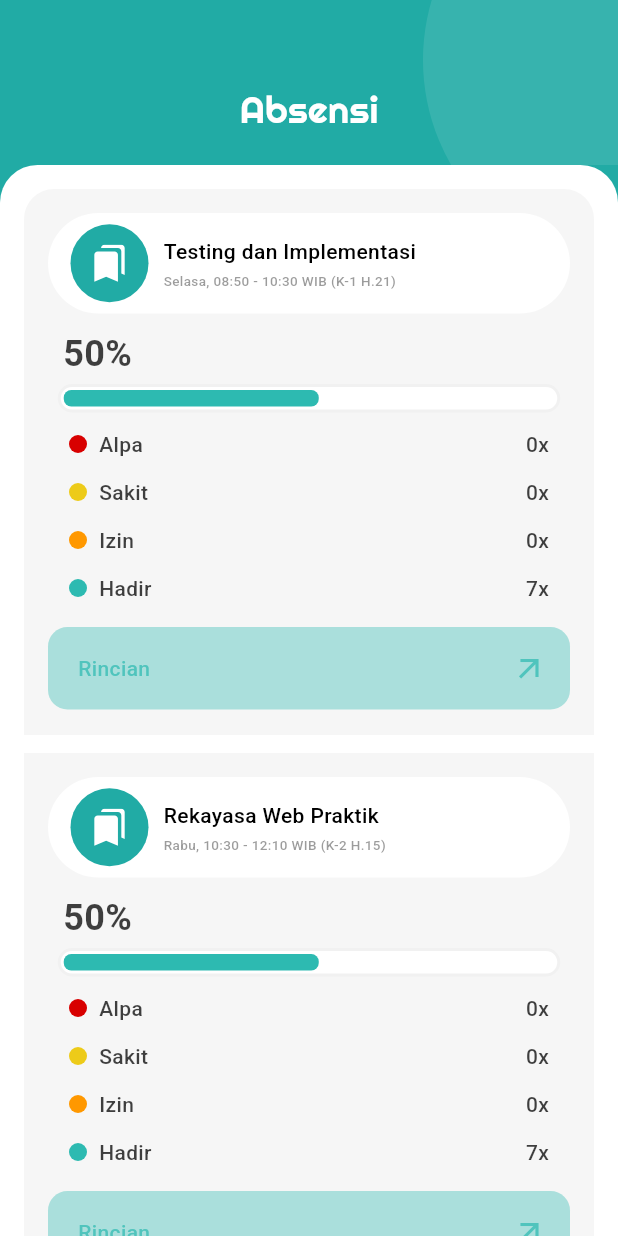
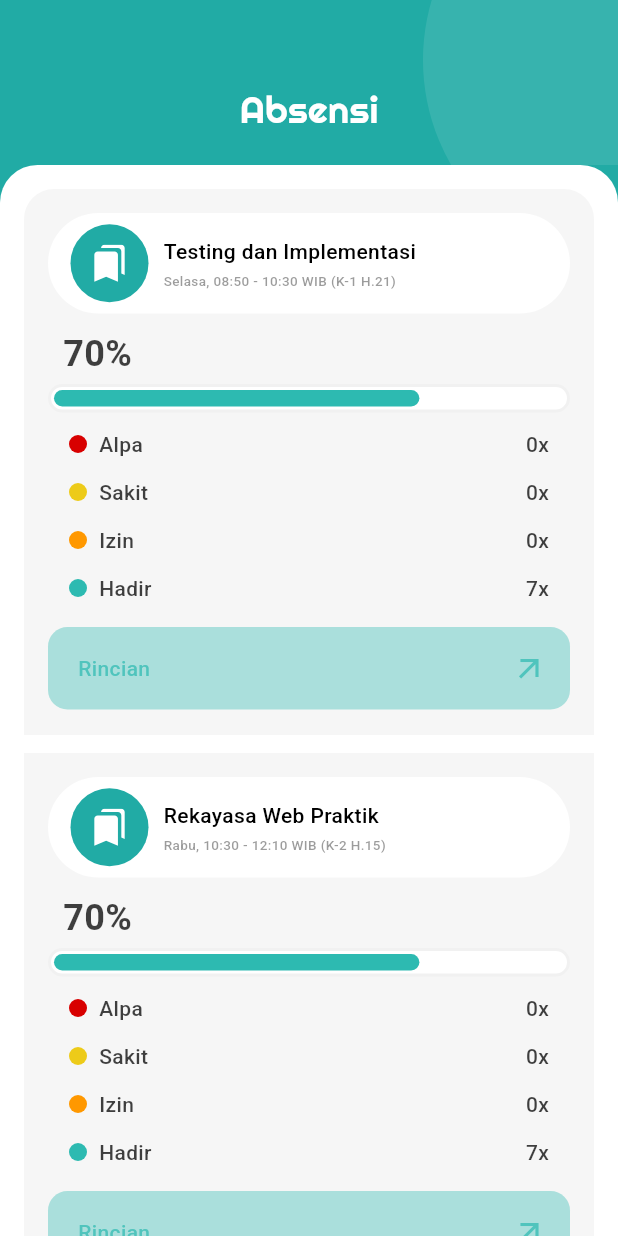
Before and after one commit to barengs/adit-mobile-flutter, a Flutter app: the Absensi screen opened directly, on a phone screen of 412 x 824 dp. Run offline on Flutter 3.47's test engine with Material 3 defaults, Android fonts, the phone set to English and light mode, and no system bars; our stand-ins replace flutter_svg; network calls fail.

Commit message:
UPDATE : Menambahkan progress bar dinamis dengan animasi transisi lebar sesuai presentase.

```diff
--- a/lib/absensi/absensi.dart
+++ b/lib/absensi/absensi.dart
@@ -45,6 +45,7 @@ class _AbsensiState extends State<Absensi> {
                     isRounded: index == 0,
                     mataKuliah: absensiData[index]['title']!,
                     waktu: absensiData[index]['detail']!,
+                    presentase: 70,
                   );
                 },
               ),
--- a/lib/widgets/absensi_card.dart
+++ b/lib/widgets/absensi_card.dart
@@ -7,11 +7,15 @@ class AbsensiCard extends StatelessWidget {
   final String mataKuliah;
   final String waktu;
 
+  // Tambahkan parameter presentase (0-100)
+  final double presentase;
+
   const AbsensiCard({
     super.key,
     required this.isRounded,
     required this.mataKuliah,
     required this.waktu,
+    required this.presentase,
   });
 
   @override
@@ -71,7 +75,7 @@ class AbsensiCard extends StatelessWidget {
                   children: [
                     Text(
                       mataKuliah,
-                      style: TextStyle(
+                      style: const TextStyle(
                         fontFamily: 'Roboto',
                         fontSize: 14,
                         fontWeight: FontWeight.w500,
@@ -81,7 +85,7 @@ class AbsensiCard extends StatelessWidget {
                     const SizedBox(width: 10, height: 3),
                     Text(
                       waktu,
-                      style: TextStyle(
+                      style: const TextStyle(
                         fontFamily: 'Roboto',
                         fontSize: 9,
                         fontWeight: FontWeight.w500,
@@ -101,8 +105,8 @@ class AbsensiCard extends StatelessWidget {
             child: Align(
               alignment: Alignment.centerLeft,
               child: Text(
-                '50%',
-                style: TextStyle(
+                '${presentase.toInt()}%',
+                style: const TextStyle(
                   fontFamily: 'Roboto',
                   fontWeight: FontWeight.w700,
                   fontSize: 24,
@@ -115,33 +119,41 @@ class AbsensiCard extends StatelessWidget {
           const SizedBox(height: 3),
 
           //* Progress Bar
-          Stack(
+          LayoutBuilder(
+            builder: (context, constraints) {
+              final maxWidth = constraints.maxWidth;
+              final fillWidth = maxWidth * (presentase / 100);
+
+              return Stack(
                 children: [
                   Container(
-                width: 335,
+                    width: maxWidth,
                     height: 19,
                     decoration: BoxDecoration(
                       color: Colors.white,
                       borderRadius: BorderRadius.circular(10),
                       border: Border.all(
-                    color: Color.fromRGBO(241, 241, 241, 1.0),
+                        color: const Color.fromRGBO(241, 241, 241, 1.0),
                         width: 2,
                       ),
                     ),
                   ),
-              Positioned(
-                left: 4,
-                top: 4,
-                child: Container(
-                  width: 170,
+                  Padding(
+                    padding: const EdgeInsets.symmetric(horizontal: 4.0),
+                    child: AnimatedContainer(
+                      duration: const Duration(milliseconds: 300),
+                      width: fillWidth.clamp(0, maxWidth),
                       height: 11,
                       decoration: BoxDecoration(
                         color: colors.secondary,
-                    borderRadius: BorderRadius.circular(5),
+                        borderRadius: BorderRadius.circular(10),
                       ),
+                      margin: const EdgeInsets.symmetric(vertical: 4),
                     ),
                   ),
                 ],
+              );
+            },
           ),
 
           const SizedBox(height: 5),
@@ -155,7 +167,7 @@ class AbsensiCard extends StatelessWidget {
           Container(
             width: double.infinity,
             decoration: BoxDecoration(
-              color: Color.fromRGBO(45, 186, 177, 0.38),
+              color: const Color.fromRGBO(45, 186, 177, 0.38),
               borderRadius: BorderRadius.circular(13),
             ),
             child: SizedBox(
@@ -163,8 +175,8 @@ class AbsensiCard extends StatelessWidget {
               child: Row(
                 mainAxisAlignment: MainAxisAlignment.spaceBetween,
                 children: [
-                  Padding(
-                    padding: const EdgeInsets.only(left: 20.0),
+                  const Padding(
+                    padding: EdgeInsets.only(left: 20.0),
                     child: Text(
                       'Rincian',
                       style: TextStyle(
@@ -175,8 +187,8 @@ class AbsensiCard extends StatelessWidget {
                       ),
                     ),
                   ),
-                  Padding(
-                    padding: const EdgeInsets.only(right: 15.0),
+                  const Padding(
+                    padding: EdgeInsets.only(right: 15.0),
                     child: Icon(
                       Icons.arrow_outward_outlined,
                       color: Color.fromRGBO(45, 186, 177, 0.72),
```
Lines whose indentation alone changed are shown as unchanged.
